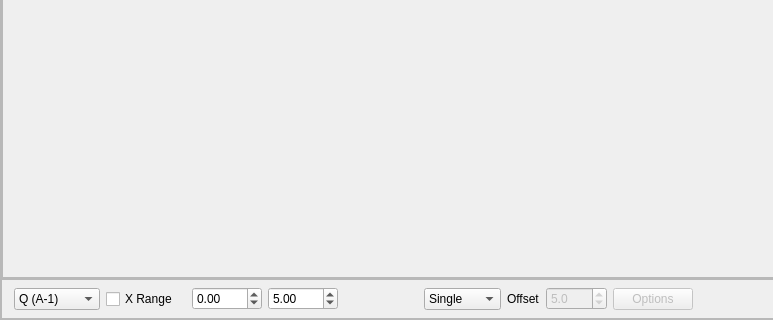
Old version of the form src/xdart/gui/tabs/static_scan/ui/displayFrameUI.ui in the repository v-thampy/xdart; both pictures show x 0 to 773 and y 494 to 814 of the 1440 by 814 pixel window.
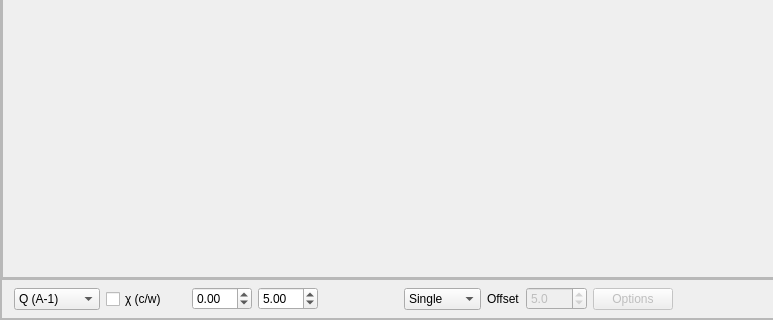
New version of the form.

Commit message: Unify display renders under generation scheduler

The edit to the form file:
```diff
--- a/src/xdart/gui/tabs/static_scan/ui/displayFrameUI.ui
+++ b/src/xdart/gui/tabs/static_scan/ui/displayFrameUI.ui
@@ -892,7 +892,10 @@
              </size>
             </property>
             <property name="text">
-             <string>X Range</string>
+             <string>χ (c/w)</string>
+            </property>
+            <property name="toolTip">
+             <string>integration window over χ (the other 2D axis): center / width</string>
             </property>
            </widget>
           </item>
@@ -906,13 +909,13 @@
             </property>
             <property name="minimumSize">
              <size>
-              <width>70</width>
+              <width>60</width>
               <height>0</height>
              </size>
             </property>
             <property name="maximumSize">
              <size>
-              <width>70</width>
+              <width>60</width>
               <height>16777215</height>
              </size>
             </property>
@@ -952,13 +955,13 @@
             </property>
             <property name="minimumSize">
              <size>
-              <width>70</width>
+              <width>60</width>
               <height>0</height>
              </size>
             </property>
             <property name="maximumSize">
              <size>
-              <width>70</width>
+              <width>60</width>
               <height>16777215</height>
              </size>
             </property>
```
Left out of the diff: 4 changed lines with no effect on the pictures. The commit also changes 7 other files.
